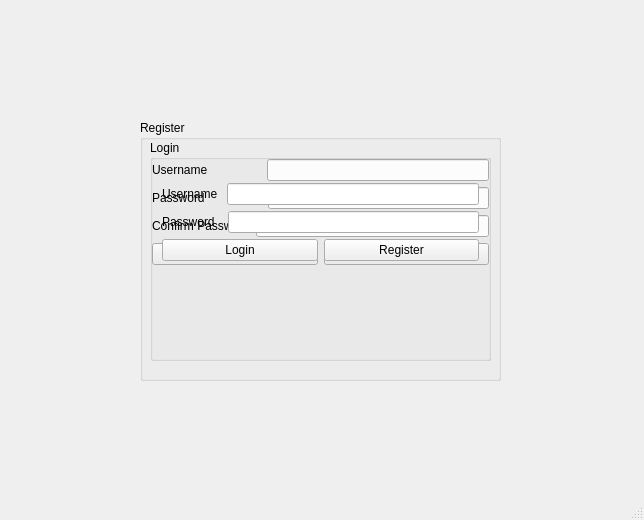
khalilmasri/Skype, file src/client/gui/ui/welcome.ui: the form before one commit.
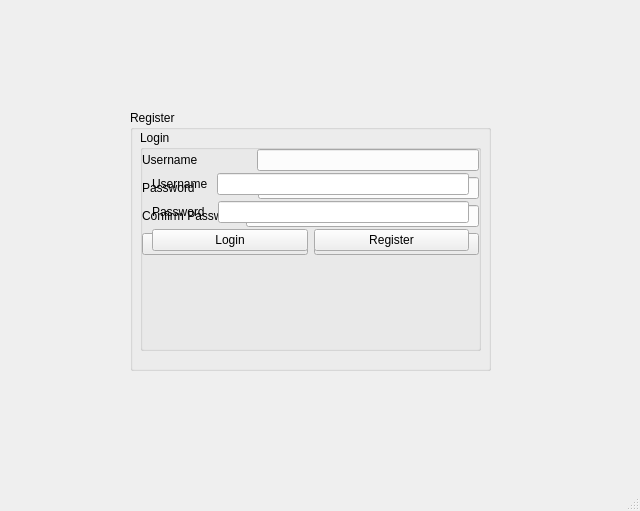
The form after the commit.

```diff
--- a/src/client/gui/ui/welcome.ui
+++ b/src/client/gui/ui/welcome.ui
@@ -6,8 +6,8 @@
    <rect>
     <x>0</x>
     <y>0</y>
-    <width>644</width>
-    <height>520</height>
+    <width>640</width>
+    <height>511</height>
    </rect>
   </property>
   <property name="windowTitle">
@@ -17,8 +17,8 @@
    <widget class="QGroupBox" name="Login_group">
     <property name="geometry">
      <rect>
-      <x>150</x>
-      <y>140</y>
+      <x>140</x>
+      <y>130</y>
       <width>341</width>
       <height>221</height>
      </rect>
@@ -124,8 +124,8 @@
    <widget class="QGroupBox" name="Register_group">
     <property name="geometry">
      <rect>
-      <x>140</x>
-      <y>120</y>
+      <x>130</x>
+      <y>110</y>
       <width>361</width>
       <height>261</height>
      </rect>
@@ -249,6 +249,20 @@
      </item>
     </layout>
    </widget>
+   <widget class="QLabel" name="loading">
+    <property name="geometry">
+     <rect>
+      <x>200</x>
+      <y>130</y>
+      <width>201</width>
+      <height>221</height>
+     </rect>
+    </property>
+    <property name="text">
+     <string/>
+    </property>
+   </widget>
+   <zorder>loading</zorder>
    <zorder>Register_group</zorder>
    <zorder>Login_group</zorder>
   </widget>
```
Left out of the diff: 2 changed lines with no effect on the pictures.
